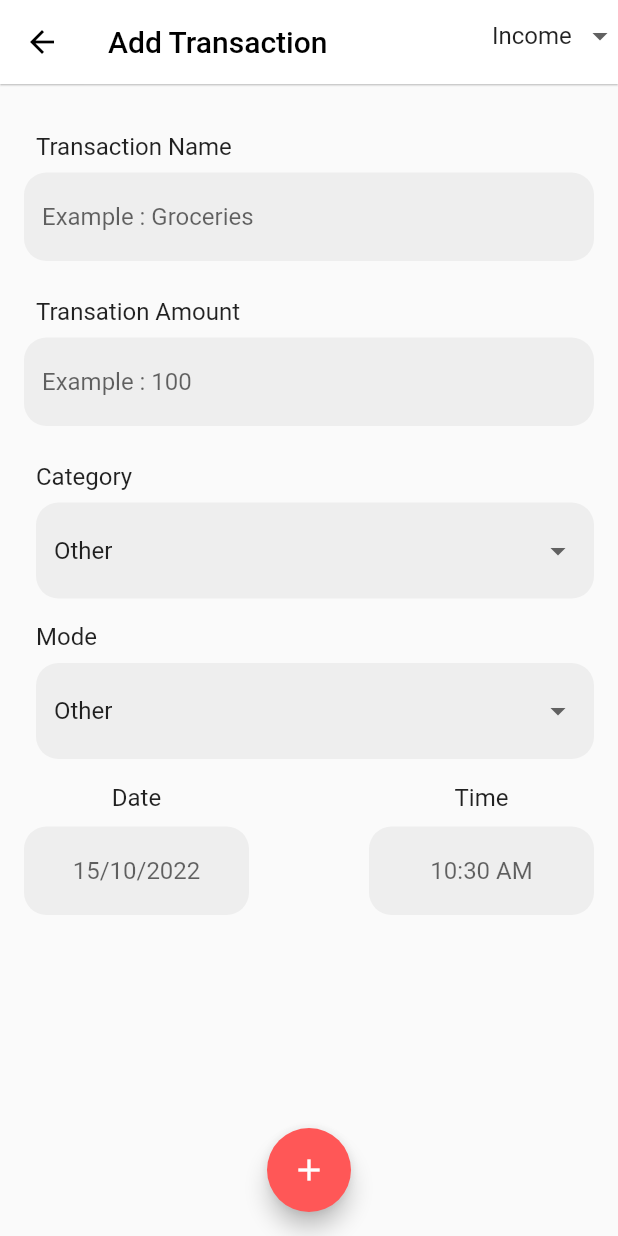
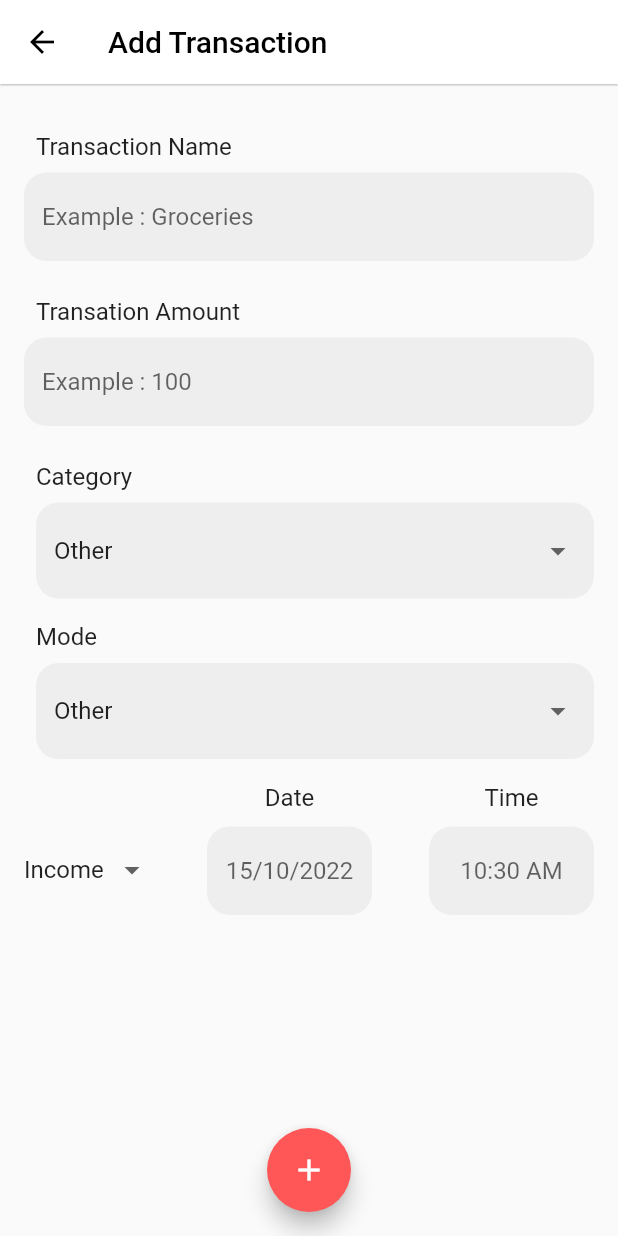
Before and after one commit to naikshrey2308/Personal-Expense-Tracker, a Flutter app: the HomePage screen opened by its route, after a tap on the "add" icon, on a phone screen of 412 x 824 dp. Run offline on Flutter 3.47's test engine with Material 2 defaults, Android fonts, the phone set to English and light mode, and no system bars; our stand-ins replace cloud_firestore, firebase_auth, firebase_core, firebase_storage, image_picker; accounts and stored records are empty; network calls fail; project files that could hold a hidden picture were left out.

Commit message:
Database linked with expense form

```diff
--- /dev/null
+++ b/lib/controllers/expenseController.dart
@@ -0,0 +1,54 @@
+import 'package:cloud_firestore/cloud_firestore.dart';
+import 'package:firebase_auth/firebase_auth.dart';
+
+Future<String?> createExpense(
+    String transactionName,
+    String transactionAmount,
+    String category,
+    String mode,
+    String currDate,
+    String currTime,
+    String transactionType) async {
+  try {
+    CollectionReference expenses =
+        FirebaseFirestore.instance.collection("expenses");
+    await expenses.add({
+      'userEmail': FirebaseAuth.instance.currentUser!.email,
+      'transactionName': transactionName,
+      'transactionAmount': transactionAmount,
+      'category': category,
+      'mode': mode,
+      'currDate': currDate,
+      'currTime': currTime,
+      'transactionType': transactionType
+    });
+  } on FirebaseException catch (err) {
+    return "${err.message}";
+  }
+}
+
+Future<Object?> getExpense(String email, String currDate) async {
+  try {
+    final user = FirebaseAuth.instance.currentUser;
+    if (user == null) return null;
+
+    CollectionReference expenses =
+        FirebaseFirestore.instance.collection("expenses");
+    QuerySnapshot<Object?> fetchedExpenses = await expenses
+        .where(
+          "userEmail",
+          isEqualTo: user.email,
+        )
+        .where("currDate", isEqualTo: currDate)
+        .orderBy("currTime", descending: true)
+        .get();
+
+    return fetchedExpenses.docs.toList();
+  } on FirebaseException catch (err) {
+    print("${err.code}: ${err.message}");
+  } on Exception catch (err) {
+    print("${err}");
+  }
+
+  return null;
+}
--- a/lib/main.dart
+++ b/lib/main.dart
@@ -8,7 +8,6 @@ import 'package:personal_expense_tracker/userAuth/signup/profilePage.dart';
 import "./userAuth/login/newLoginPage.dart";
 import 'package:firebase_core/firebase_core.dart';
 import "package:flutter/services.dart";
-import 'package:personal_expense_tracker/pages/addExpense/addExpensePage.dart';
 
 Future main() async {
   WidgetsFlutterBinding.ensureInitialized();
--- a/lib/pages/addExpense/addExpenseForm.dart
+++ b/lib/pages/addExpense/addExpenseForm.dart
@@ -1,10 +1,11 @@
 import 'dart:ui';
 import 'package:intl/intl.dart';
 import 'package:flutter/material.dart';
+import 'package:personal_expense_tracker/controllers/expenseController.dart';
 import 'package:personal_expense_tracker/globalVars.dart' as globals;
 
 class AddExpenseForm extends StatefulWidget {
-  const AddExpenseForm({super.key});
+  AddExpenseForm({super.key});
 
   @override
   State<AddExpenseForm> createState() => _AddExpenseFormState();
@@ -16,6 +17,9 @@ class _AddExpenseFormState extends State<AddExpenseForm> {
   String password = "";
   String currTime = DateFormat("HH:mm").format(DateTime.now());
   String currDate = DateFormat("dd/MM/yyyy").format(DateTime.now());
+
+  List<String> transactionType = <String>["Expense", "Income"];
+  static String selectedType = "Income";
 
   List<String> categories = <String>[
     "Other",
@@ -113,7 +117,7 @@ class _AddExpenseFormState extends State<AddExpenseForm> {
                               },
                               onChanged: (val) {
                                 setState(() {
-                                  transactionName = val;
+                                  transactionAmount = val;
                                 });
                               },
                               decoration: InputDecoration(
@@ -206,6 +210,28 @@ class _AddExpenseFormState extends State<AddExpenseForm> {
                                 Column(
                                   children: [
                                     Container(
+                                      padding:
+                                          EdgeInsets.fromLTRB(0, 18, 0, 10),
+                                    ),
+                                    DropdownButton<String>(
+                                        underline: SizedBox(),
+                                        value: selectedType,
+                                        items: List.generate(
+                                            transactionType.length,
+                                            (index) => DropdownMenuItem(
+                                                value: transactionType[index],
+                                                child: Text(
+                                                    transactionType[index]))),
+                                        onChanged: ((value) {
+                                          setState(() {
+                                            selectedType = value!;
+                                          });
+                                        })),
+                                  ],
+                                ),
+                                Column(
+                                  children: [
+                                    Container(
                                       padding: EdgeInsets.fromLTRB(0, 0, 0, 10),
                                       child: Text(
                                         "Date",
@@ -216,7 +242,7 @@ class _AddExpenseFormState extends State<AddExpenseForm> {
                                       ),
                                     ),
                                     SizedBox(
-                                      width: 150,
+                                      width: 110,
                                       child: TextField(
                                         onChanged: (val) {
                                           setState(() {
@@ -255,7 +281,7 @@ class _AddExpenseFormState extends State<AddExpenseForm> {
                                       ),
                                     ),
                                     SizedBox(
-                                      width: 150,
+                                      width: 110,
                                       child: TextField(
                                         onChanged: (val) {
                                           setState(() {
@@ -297,8 +323,10 @@ class _AddExpenseFormState extends State<AddExpenseForm> {
         ),
       ),
       floatingActionButton: FloatingActionButton(
-        onPressed: () {
-          print("hey there");
+        onPressed: () async {
+          await createExpense(transactionName, transactionAmount,
+              selectedCategory, selectedMode, currDate, currTime, selectedType);
+          Navigator.of(context).pop();
         },
         backgroundColor: globals.primary,
         child: Icon(Icons.add),
--- a/lib/pages/addExpense/addExpensePage.dart
+++ b/lib/pages/addExpense/addExpensePage.dart
@@ -9,9 +9,6 @@ class AddExpense extends StatefulWidget {
 }
 
 class _AddExpenseState extends State<AddExpense> {
-  List<String> transactionType = <String>["Expense", "Income"];
-  String selectedValue = "Income";
-
   @override
   Widget build(BuildContext context) {
     return Scaffold(
@@ -23,22 +20,7 @@ class _AddExpenseState extends State<AddExpense> {
           "Add Transaction",
           style: TextStyle(color: Colors.black),
         ),
-          actions: [
-            DropdownButton<String>(
-                underline: SizedBox(),
-                value: selectedValue,
-                items: List.generate(
-                    transactionType.length,
-                    (index) => DropdownMenuItem(
-                        value: transactionType[index],
-                        child: Text(transactionType[index]))),
-                onChanged: ((value) {
-                  setState(() {
-                    selectedValue = value!;
-                    print(value);
-                  });
-                }))
-          ]),
+      ),
       body: AddExpenseForm(),
     );
   }
--- a/lib/pages/home_page.dart
+++ b/lib/pages/home_page.dart
@@ -2,8 +2,9 @@
 import 'package:firebase_auth/firebase_auth.dart';
 import 'package:flutter/material.dart';
 import 'package:intl/intl.dart';
+import 'package:personal_expense_tracker/controllers/expenseController.dart';
 import 'package:personal_expense_tracker/models/user.dart' as Models;
-import 'package:personal_expense_tracker/userAuth/authController.dart';
+import 'package:personal_expense_tracker/controllers/authController.dart';
 import 'package:personal_expense_tracker/widgets/drawer.dart';
 import 'package:personal_expense_tracker/globalVars.dart' as globals;
 
@@ -27,6 +28,11 @@ class _HomePageState extends State<HomePage> {
     final docRef = await getUser(FirebaseAuth.instance.currentUser!.email!);
     final details = docRef as Map<String, dynamic>;
     user = Models.User.fromMap(details);
+    // print(DateFormat("dd/MM/yyyy").format(_dateTime).toString());
+    List<dynamic> expenses = await getExpense(
+            user!.email, DateFormat("dd/MM/yyyy").format(_dateTime).toString())
+        as List<dynamic>;
+    print(expenses[0].data());
   }
 
   // const HomePage({super.key});
@@ -210,7 +216,7 @@ class _HomePageState extends State<HomePage> {
                                 ),
                               ]),
                             ),
-                          )
+                          ),
                         ],
                       )),
                 ]),
--- a/lib/userAuth/login/loginForm.dart
+++ b/lib/userAuth/login/loginForm.dart
@@ -1,5 +1,5 @@
 import 'package:flutter/material.dart';
-import '../authController.dart';
+import '../../controllers/authController.dart';
 
 class LoginForm extends StatefulWidget {
   LoginForm({Key? key}) : super(key: key);
--- a/lib/userAuth/login/newLoginForm.dart
+++ b/lib/userAuth/login/newLoginForm.dart
@@ -1,6 +1,6 @@
 import "package:flutter/material.dart";
 import 'package:personal_expense_tracker/widgets/form_fields.dart';
-import "../authController.dart";
+import '../../controllers/authController.dart';
 
 class LoginForm extends StatefulWidget {
   const LoginForm({Key? key}) : super(key: key);
--- a/lib/userAuth/signup/newRegisterForm.dart
+++ b/lib/userAuth/signup/newRegisterForm.dart
@@ -1,6 +1,6 @@
 import "package:flutter/material.dart";
 import 'package:personal_expense_tracker/widgets/form_fields.dart';
-import "../authController.dart";
+import '../../controllers/authController.dart';
 
 class RegisterForm extends StatefulWidget {
   const RegisterForm({Key? key}) : super(key: key);
--- a/lib/userAuth/signup/newRegisterPage.dart
+++ b/lib/userAuth/signup/newRegisterPage.dart
@@ -2,7 +2,7 @@ import 'dart:io';
 import "package:flutter/material.dart";
 import 'package:flutter/services.dart';
 import 'package:image_picker/image_picker.dart';
-import "../authController.dart";
+import '../../controllers/authController.dart';
 import 'package:personal_expense_tracker/widgets/register_subpage.dart';
 import 'package:personal_expense_tracker/globalVars.dart' as globals;
 
```
Also changed, not shown: lib/controllers/authController.dart (renamed from lib/userAuth/authController.dart, +15 -8 lines), lib/userAuth/signup/profilePage.dart (+47 -30 lines), lib/widgets/drawer.dart (+4 -6 lines). Lines whose indentation alone changed are shown as unchanged.
